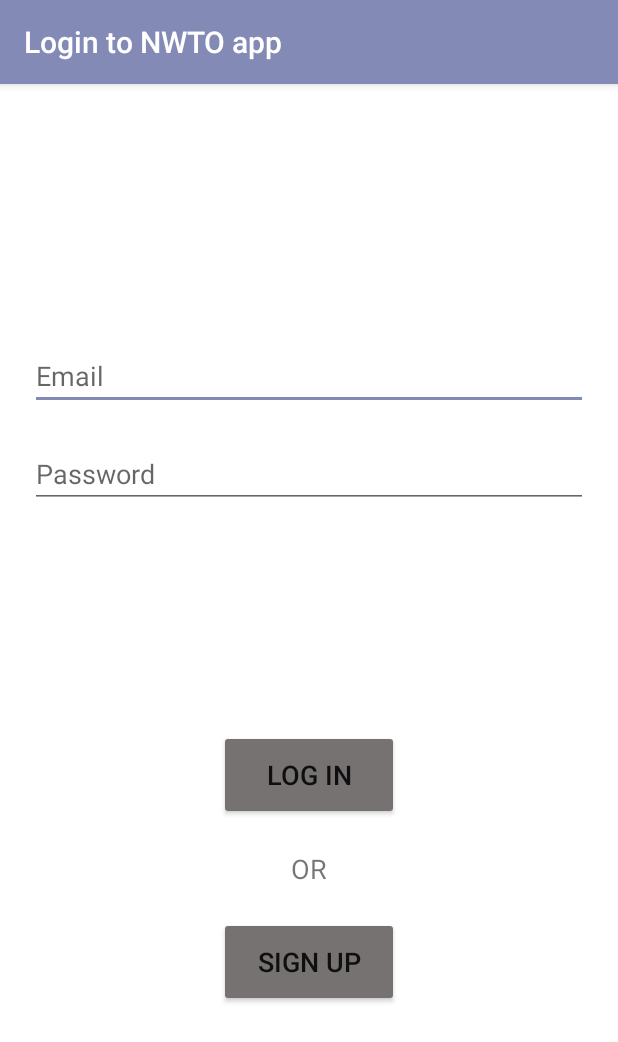
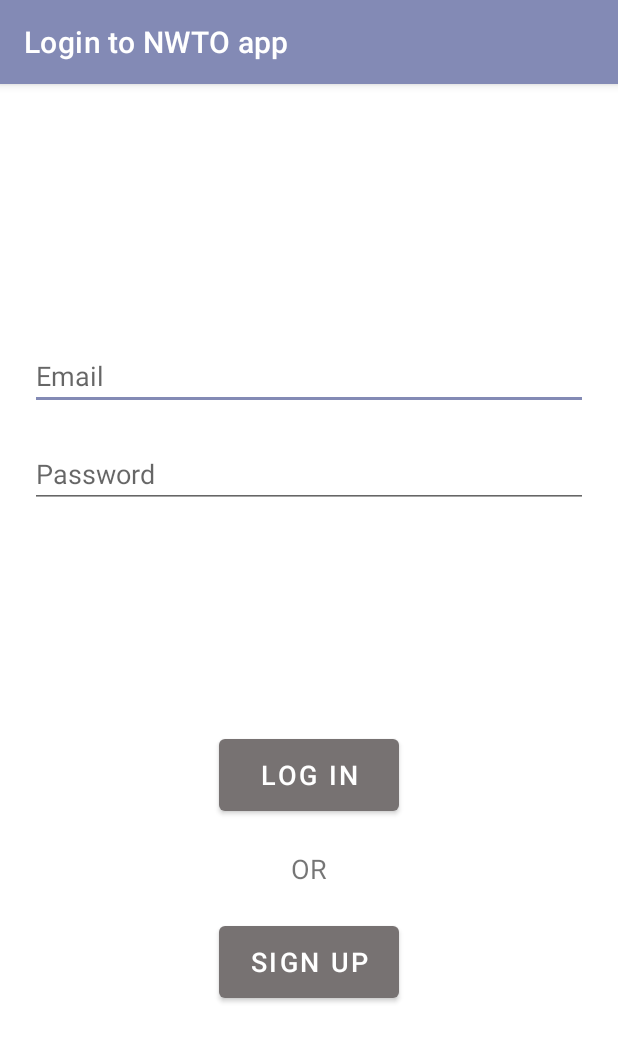
Before and after one commit to heatherwang39/NWTO, an Android app: the screen it shows after launch (LoginActivity), after a tap on an icon or button, on a phone screen of 412 x 824 dp. Shown: the top 1042 px of the screen. Run offline under Robolectric (Android 15) with nearby library versions, the phone set to English and light mode, and no system bars; our stand-ins replace Firebase (no records; nobody signed in at launch, a user with empty details on screens opened directly); pictures from the network do not load.

Commit message:
Change the app theme to use MaterialComponents

```diff
--- a/app/src/main/res/values/styles.xml
+++ b/app/src/main/res/values/styles.xml
@@ -11,7 +11,7 @@ navigationBarColor – The color of the navigation bar
 
 <resources xmlns:tools="http://schemas.android.com/tools">
 <!--     Base application theme. Theme.AppCompat.Light.DarkActionBar-->
-    <style name="AppTheme" parent="Theme.AppCompat.Light.DarkActionBar">
+    <style name="AppTheme" parent="Theme.MaterialComponents.Light.DarkActionBar">
         <!-- Customize your theme here. -->
         <item name="colorPrimary">@color/colorPrimary</item>
         <item name="colorPrimaryDark">@color/colorPrimaryDark</item>
```
Also changed, not shown: app/src/main/res/layout/fragment_crime_stats.xml (+4 -4 lines).
